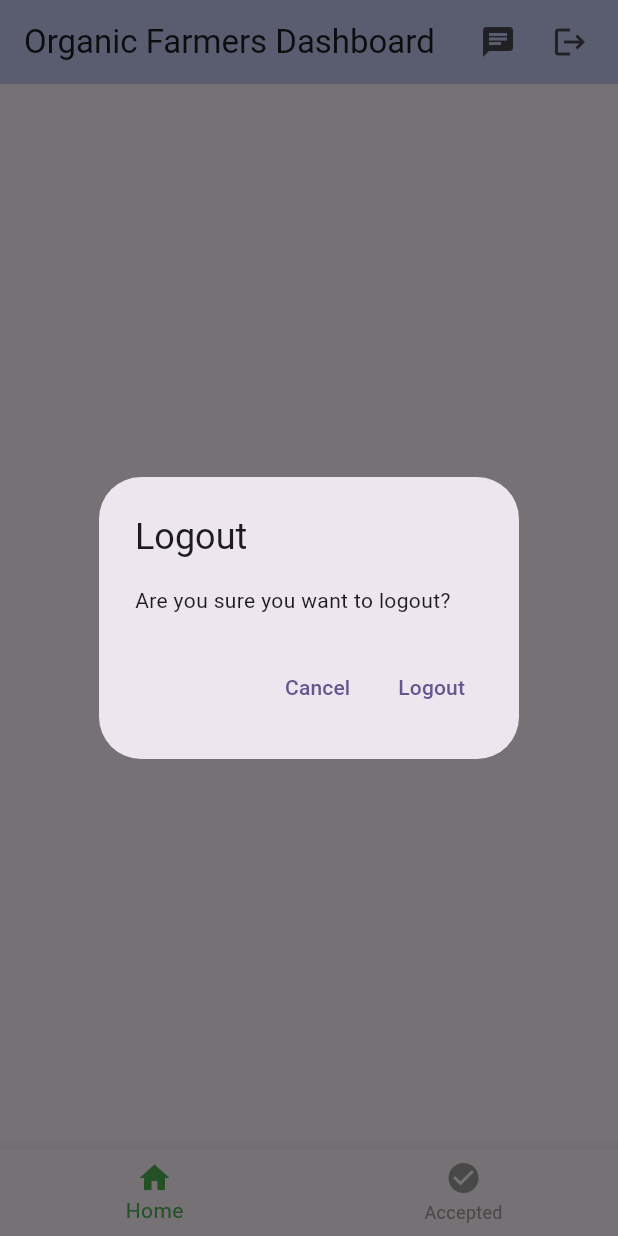
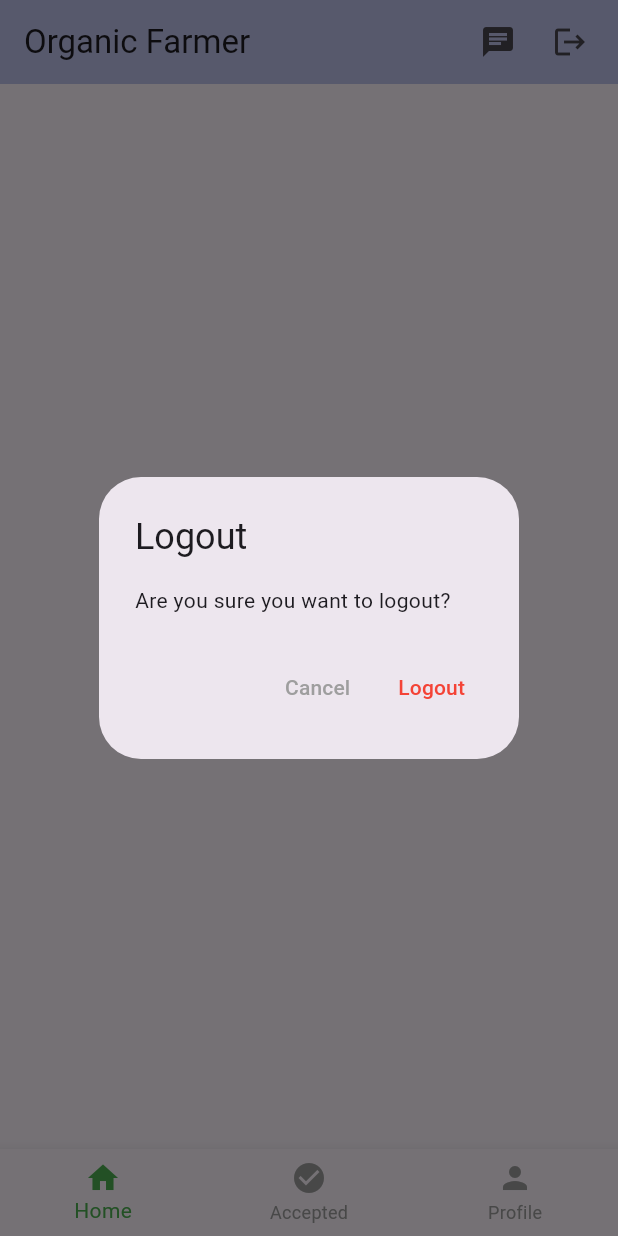
Before and after one commit to Akshay-C-A/GoodWillShare, a Flutter app: the OrganicFarmersDashboard screen opened directly, after a tap on the "logout" icon, on a phone screen of 412 x 824 dp. Run offline on Flutter 3.47's test engine with Material 3 defaults, Android fonts, the phone set to English and light mode, and no system bars; our stand-ins replace cloud_firestore, firebase_auth, firebase_core; accounts and stored records are empty.

Commit message:
added profile for

```diff
--- /dev/null
+++ b/goodwillshare/lib/farmers/farmerprofile.dart
@@ -0,0 +1,131 @@
+import 'package:flutter/material.dart';
+import 'package:cloud_firestore/cloud_firestore.dart';
+import 'package:firebase_auth/firebase_auth.dart';
+
+class FarmerProfile extends StatefulWidget {
+  @override
+  _FarmerProfileState createState() => _FarmerProfileState();
+}
+
+class _FarmerProfileState extends State<FarmerProfile> {
+  final User? currentUser = FirebaseAuth.instance.currentUser;
+
+  @override
+  Widget build(BuildContext context) {
+    return Scaffold(
+      body: SingleChildScrollView(
+        child: Padding(
+          padding: const EdgeInsets.all(16.0),
+          child: Column(
+            crossAxisAlignment: CrossAxisAlignment.start,
+            children: [
+              _buildProfileInfo(),
+              const SizedBox(height: 20),
+              const Text(
+                'My Products',
+                style: TextStyle(fontSize: 20, fontWeight: FontWeight.bold),
+              ),
+              const SizedBox(height: 10),
+              _buildFarmerProducts(),
+            ],
+          ),
+        ),
+      ),
+    );
+  }
+
+  Widget _buildProfileInfo() {
+    return FutureBuilder<DocumentSnapshot>(
+      future: FirebaseFirestore.instance
+          .collection('users')
+          .doc(currentUser?.uid)
+          .get(),
+      builder: (context, snapshot) {
+        if (snapshot.connectionState == ConnectionState.waiting) {
+          return const CircularProgressIndicator();
+        }
+        if (!snapshot.hasData || snapshot.data == null) {
+          return const Text('No Profile Info Found');
+        }
+        var userData = snapshot.data!.data() as Map<String, dynamic>?;
+        String farmerName = userData?['name'] ?? 'Farmer';
+        String farmLocation = userData?['location'] ?? 'Location not specified';
+
+        return Column(
+          crossAxisAlignment: CrossAxisAlignment.start,
+          children: [
+            Text(
+              '$farmerName',
+              style: const TextStyle(fontSize: 18, fontWeight: FontWeight.bold),
+            ),
+            const SizedBox(height: 5),
+            Text(
+              '${currentUser?.email ?? 'N/A'}',
+              style: const TextStyle(fontSize: 16),
+            ),
+            const SizedBox(height: 5),
+            Text(
+              'Location: $farmLocation',
+              style: const TextStyle(fontSize: 16),
+            ),
+          ],
+        );
+      },
+    );
+  }
+
+  Widget _buildFarmerProducts() {
+    return StreamBuilder<QuerySnapshot>(
+      stream: FirebaseFirestore.instance
+          .collection('products')
+          .where('farmerEmail', isEqualTo: currentUser?.email)
+          .snapshots(),
+      builder: (context, snapshot) {
+        if (snapshot.connectionState == ConnectionState.waiting) {
+          return const CircularProgressIndicator();
+        }
+        if (!snapshot.hasData || snapshot.data!.docs.isEmpty) {
+          return const Text('No Products Listed');
+        }
+        var products = snapshot.data!.docs;
+
+        return ListView.builder(
+          shrinkWrap: true,
+          physics: NeverScrollableScrollPhysics(),
+          itemCount: products.length,
+          itemBuilder: (context, index) {
+            var productData = products[index].data() as Map<String, dynamic>;
+            String productName = productData['productName'] ?? 'N/A';
+            String quantity = productData['quantity']?.toString() ?? 'N/A';
+            String price = productData['price']?.toString() ?? 'N/A';
+            String harvestDate = productData['harvestDate'] ?? 'N/A';
+
+            return Card(
+              margin: const EdgeInsets.symmetric(vertical: 8),
+              child: ListTile(
+                title: Text(productName),
+                subtitle: Text(
+                    'Quantity: $quantity\nPrice: \$$price\nHarvest Date: $harvestDate'),
+                trailing: IconButton(
+                  icon: const Icon(Icons.delete, color: Colors.red),
+                  onPressed: () => _deleteProduct(products[index].id),
+                ),
+              ),
+            );
+          },
+        );
+      },
+    );
+  }
+
+  Future<void> _deleteProduct(String productId) async {
+    await FirebaseFirestore.instance
+        .collection('products')
+        .doc(productId)
+        .delete();
+
+    ScaffoldMessenger.of(context).showSnackBar(
+      const SnackBar(content: Text('Product deleted successfully!')),
+    );
+  }
+}
--- a/goodwillshare/lib/farmers/farmersacceptpage.dart
+++ b/goodwillshare/lib/farmers/farmersacceptpage.dart
@@ -1,4 +1,5 @@
 import 'package:cloud_firestore/cloud_firestore.dart';
+import 'package:firebase_auth/firebase_auth.dart';
 import 'package:flutter/material.dart';
 
 class OrganicHarvestersAcceptPage extends StatefulWidget {
@@ -13,10 +14,12 @@ class _OrganicHarvestersAcceptPageState
     extends State<OrganicHarvestersAcceptPage> {
   @override
   Widget build(BuildContext context) {
+      User? currentUser = FirebaseAuth.instance.currentUser;
+    String userEmail = currentUser?.email ?? 'anonymous';
     return Scaffold(
       body: StreamBuilder<QuerySnapshot>(
         stream: FirebaseFirestore.instance
-            .collection('farmers_accept')
+            .collection('farmers_accept').doc(userEmail).collection('accepted')
             .snapshots(),
         builder: (context, snapshot) {
           if (snapshot.hasError) {
--- a/goodwillshare/lib/farmers/farmersdashboard.dart
+++ b/goodwillshare/lib/farmers/farmersdashboard.dart
@@ -1,6 +1,7 @@
 import 'package:flutter/material.dart';
 import 'package:goodwillshare/auth/login.dart';
 import 'package:goodwillshare/farmers/farmerpage.dart';
+import 'package:goodwillshare/farmers/farmerprofile.dart';
 import 'package:goodwillshare/farmers/farmersacceptpage.dart';
 import 'package:firebase_auth/firebase_auth.dart';
 
@@ -12,20 +13,37 @@ class OrganicFarmersDashboard extends StatefulWidget {
 class _OrganicFarmersDashboardState extends State<OrganicFarmersDashboard> {
   int _selectedIndex = 0;
 
+  // Get appropriate title based on selected index
+  String _getTitle() {
+    switch (_selectedIndex) {
+      case 0:
+        return 'Organic Farmer';
+      case 1:
+        return 'Accepted Items';
+      case 2:
+        return 'Profile';
+      default:
+        return 'Organic Farmer';
+    }
+  }
+
   Future<void> _logout() async {
     try {
       await FirebaseAuth.instance.signOut();
       if (mounted) {
         Navigator.pushAndRemoveUntil(
-                    context,
-                    MaterialPageRoute(builder: (context) => LoginPage()),
-                    (route) => false,
-                  ); // Replace with your login route
+          context,
+          MaterialPageRoute(builder: (context) => LoginPage()),
+          (route) => false,
+        );
       }
     } catch (e) {
       if (mounted) {
         ScaffoldMessenger.of(context).showSnackBar(
-          SnackBar(content: Text('Error logging out: $e')),
+          SnackBar(
+            content: Text('Error logging out: $e'),
+            backgroundColor: Colors.red,
+          ),
         );
       }
     }
@@ -36,25 +54,32 @@ class _OrganicFarmersDashboardState extends State<OrganicFarmersDashboard> {
     List<Widget> widgetOptions = <Widget>[
       OrganicFarmersPage(),
       OrganicHarvestersAcceptPage(),
+      FarmerProfile(),
     ];
 
     return Scaffold(
       appBar: AppBar(
-        title: Text(_selectedIndex == 0 ? 'Organic Farmers Dashboard' : 'Accepted Items'),
+        title: Text(_getTitle()),
         backgroundColor: const Color.fromARGB(255, 195, 202, 243),
+        elevation: 2,
         actions: [
           IconButton(
             icon: const Icon(Icons.chat),
+            tooltip: 'Chat',
             onPressed: () {
               // TODO: Implement chat functionality
-              print('Open chat');
+              ScaffoldMessenger.of(context).showSnackBar(
+                const SnackBar(
+                  content: Text('Chat feature coming soon!'),
+                  duration: Duration(seconds: 2),
+                ),
+              );
             },
           ),
-          // Add logout button
           IconButton(
             icon: const Icon(Icons.logout),
+            tooltip: 'Logout',
             onPressed: () {
-              // Show confirmation dialog before logging out
               showDialog(
                 context: context,
                 builder: (BuildContext context) {
@@ -63,13 +88,19 @@ class _OrganicFarmersDashboardState extends State<OrganicFarmersDashboard> {
                     content: const Text('Are you sure you want to logout?'),
                     actions: [
                       TextButton(
-                        child: const Text('Cancel'),
+                        child: const Text(
+                          'Cancel',
+                          style: TextStyle(color: Colors.grey),
+                        ),
                         onPressed: () {
                           Navigator.of(context).pop();
                         },
                       ),
                       TextButton(
-                        child: const Text('Logout'),
+                        child: const Text(
+                          'Logout',
+                          style: TextStyle(color: Colors.red),
+                        ),
                         onPressed: () {
                           Navigator.of(context).pop();
                           _logout();
@@ -81,12 +112,14 @@ class _OrganicFarmersDashboardState extends State<OrganicFarmersDashboard> {
               );
             },
           ),
-          const SizedBox(width: 8), // Add some padding after the logout button
+          const SizedBox(width: 8),
         ],
       ),
-      body: IndexedStack(
-        index: _selectedIndex,
-        children: widgetOptions,
+      body: SafeArea(
+        child: IndexedStack(
+          index: _selectedIndex,
+          children: widgetOptions,
+        ),
       ),
       bottomNavigationBar: BottomNavigationBar(
         type: BottomNavigationBarType.fixed,
@@ -102,33 +135,20 @@ class _OrganicFarmersDashboardState extends State<OrganicFarmersDashboard> {
           BottomNavigationBarItem(
             icon: Icon(Icons.home),
             label: 'Home',
+            tooltip: 'Home Page',
           ),
           BottomNavigationBarItem(
             icon: Icon(Icons.check_circle),
             label: 'Accepted',
+            tooltip: 'Accepted Items',
+          ),
+          BottomNavigationBarItem(
+            icon: Icon(Icons.person),
+            label: 'Profile',
+            tooltip: 'User Profile',
           ),
         ],
       ),
     );
   }
 }
-
-// Placeholder for Organic Farmers home page
-class OrganicFarmersHomePage extends StatelessWidget {
-  @override
-  Widget build(BuildContext context) {
-    return const Center(
-      child: Text('Organic Farmers Home Page'),
-    );
-  }
-}
-
-// Placeholder for Organic Farmers accepted items page
-class OrganicFarmersAcceptedPage extends StatelessWidget {
-  @override
-  Widget build(BuildContext context) {
-    return const Center(
-      child: Text('Accepted Items will be shown here'),
-    );
-  }
-}
--- a/goodwillshare/lib/ngo/ngoAcceptPage.dart
+++ b/goodwillshare/lib/ngo/ngoAcceptPage.dart
@@ -12,7 +12,7 @@ class NGO_Accept_Page extends StatefulWidget {
 class _NGO_Accept_PageState extends State<NGO_Accept_Page> {
   @override
   Widget build(BuildContext context) {
-    User? currentUser = FirebaseAuth.instance.currentUser;
+   User? currentUser = FirebaseAuth.instance.currentUser;
     String userEmail = currentUser?.email ?? 'anonymous';
     return Scaffold(
       body: StreamBuilder<QuerySnapshot>(
```
